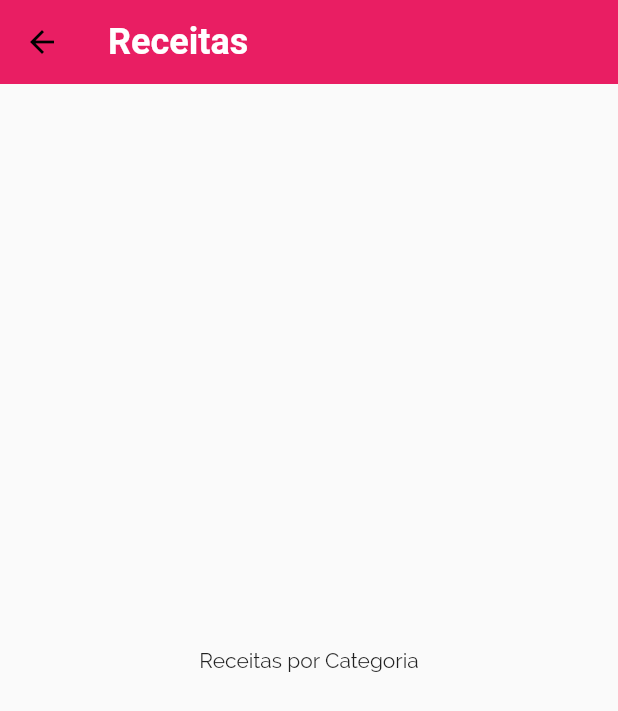
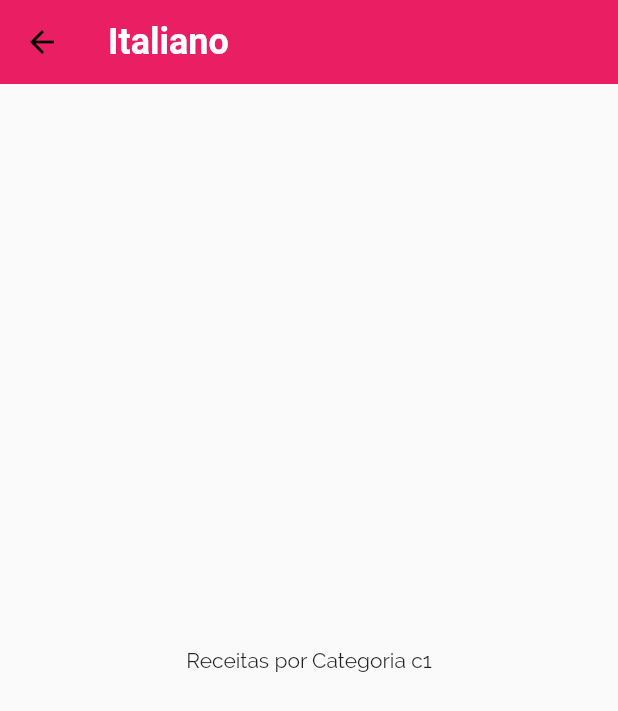
Before and after one commit to jhonatancassante/refeicoes_flutter, a Flutter app: the screen it shows after launch, after a tap on "Italiano", on a phone screen of 412 x 824 dp. Shown: the top 711 px of the screen. Run offline on Flutter 3.47's test engine with Material 2 defaults, Android fonts, the phone set to English and light mode, and no system bars.

Commit message:
Alterado metodo de navegação

```diff
--- a/lib/components/item_categoria.dart
+++ b/lib/components/item_categoria.dart
@@ -8,12 +8,9 @@ class ItemCategoria extends StatelessWidget {
   const ItemCategoria(this.categoria, {super.key});
 
   void _categoriaSeleccionada(BuildContext context) {
-    Navigator.of(context).push(
-      MaterialPageRoute(
-        builder: (_) {
-          return const TelaCategoriasRefeicoes();
-        },
-      ),
+    Navigator.of(context).pushNamed(
+      '/categorias-refeicoes',
+      arguments: categoria,
     );
   }
 
--- a/lib/main.dart
+++ b/lib/main.dart
@@ -1,5 +1,6 @@
 import 'package:flutter/material.dart';
 import 'screens/tela_categorias.dart';
+import 'screens/tela_categorias_refeicoes.dart';
 
 void main() => runApp(const MyApp());
 
@@ -38,6 +39,9 @@ class MyApp extends StatelessWidget {
         ),
       ),
       home: const TelaCategorias(),
+      routes: {
+        '/categorias-refeicoes': (context) => TelaCategoriasRefeicoes(),
+      },
     );
   }
 }
--- a/lib/screens/tela_categorias_refeicoes.dart
+++ b/lib/screens/tela_categorias_refeicoes.dart
@@ -1,16 +1,19 @@
 import 'package:flutter/material.dart';
+import '../models/categoria.dart';
 
 class TelaCategoriasRefeicoes extends StatelessWidget {
   const TelaCategoriasRefeicoes({super.key});
 
   @override
   Widget build(BuildContext context) {
+    final categoria = ModalRoute.of(context)!.settings.arguments as Categoria;
+
     return Scaffold(
       appBar: AppBar(
-        title: const Text('Receitas'),
+        title: Text(categoria.titulo),
       ),
-      body: const Center(
-        child: Text('Receitas por Categoria'),
+      body: Center(
+        child: Text('Receitas por Categoria ${categoria.id}'),
       ),
     );
   }
```
